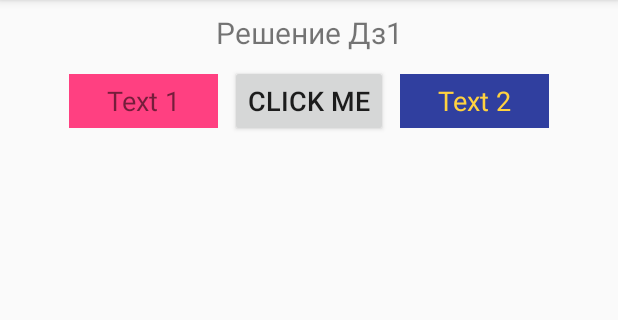
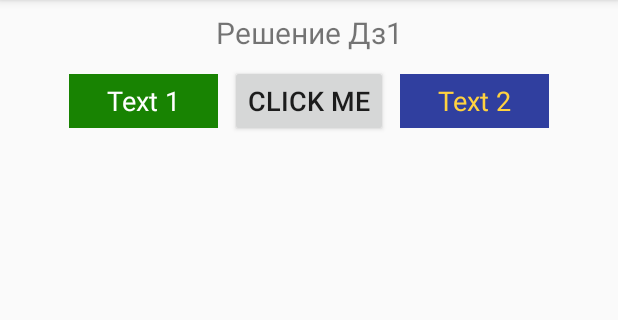
Before and after one commit to EvgenBES/StudyProject, an Android app: the Dz1Activity screen opened directly, with no data from a screen before it, on a phone screen of 412 x 824 dp, the part 84-404 px from its top. Run offline under Robolectric (Android 15) with nearby library versions, the phone set to English and light mode, and no system bars.

Commit message:
Completed Dz1!

```diff
--- a/app/src/main/res/layout/dz1_activity.xml
+++ b/app/src/main/res/layout/dz1_activity.xml
@@ -38,22 +38,24 @@
         app:layout_constraintTop_toBottomOf="@+id/linearLayout3">
 
         <TextView
-            android:id="@+id/textView3"
+            android:id="@+id/text1ViewDz1"
             android:layout_width="wrap_content"
             android:layout_height="match_parent"
             android:gravity="center"
             android:layout_weight="1"
-            android:background="@color/colorAccent"
+            android:background="@color/colorGreen"
+            android:textColor="@color/colorWithe"
             android:layout_marginTop="6dp"
             android:layout_marginBottom="6dp"
             android:paddingLeft="25dp"
             android:paddingRight="25dp"
             android:text="@string/text1Dz1"
-            android:textSize="18dp"/>
+            android:textSize="18dp"
+            android:clickable="true"/>
 
 
         <Button
-            android:id="@+id/button"
+            android:id="@+id/buttonDz1ClickMe"
             android:layout_width="wrap_content"
             android:layout_height="wrap_content"
             android:layout_weight="1"
@@ -63,7 +65,7 @@
             android:textSize="18dp"/>
 
         <TextView
-            android:id="@+id/textView4"
+            android:id="@+id/text2ViewDz1"
             android:layout_width="wrap_content"
             android:layout_height="match_parent"
             android:gravity="center"
@@ -76,6 +78,7 @@
             android:layout_weight="1"
             android:text="@string/text2Dz1"
             android:textSize="18dp"
-            />
+            android:clickable="true"
+            android:onClick="changeTextView"/>
     </LinearLayout>
 </android.support.constraint.ConstraintLayout>
--- a/app/src/main/res/values/colors.xml
+++ b/app/src/main/res/values/colors.xml
@@ -2,6 +2,8 @@
 <resources>
     <color name="colorPrimary">#3F51B5</color>
     <color name="colorPrimaryDark">#303F9F</color>
-    <color name="colorAccent">#FF4081</color>
+    <color name="colorGreen">#188302</color>
     <color name="colorYellou">#ffd240</color>
+    <color name="colorWithe">#ffffff</color>
+
 </resources>
--- a/app/src/main/res/values/styles.xml
+++ b/app/src/main/res/values/styles.xml
@@ -5,7 +5,6 @@
         <!-- Customize your theme here. -->
         <item name="colorPrimary">@color/colorPrimary</item>
         <item name="colorPrimaryDark">@color/colorPrimaryDark</item>
-        <item name="colorAccent">@color/colorAccent</item>
     </style>
 
 </resources>
```
Also changed, not shown: app/src/main/java/com/example/fox/besproject/Dz1Activity.java (+112 -2 lines).
